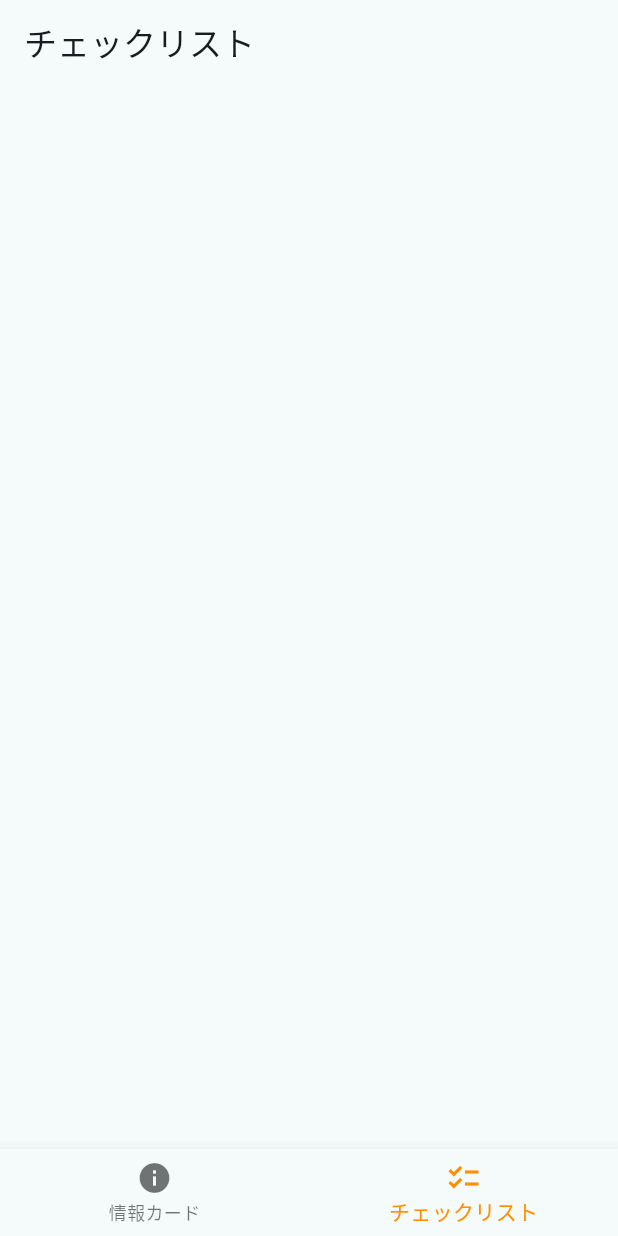
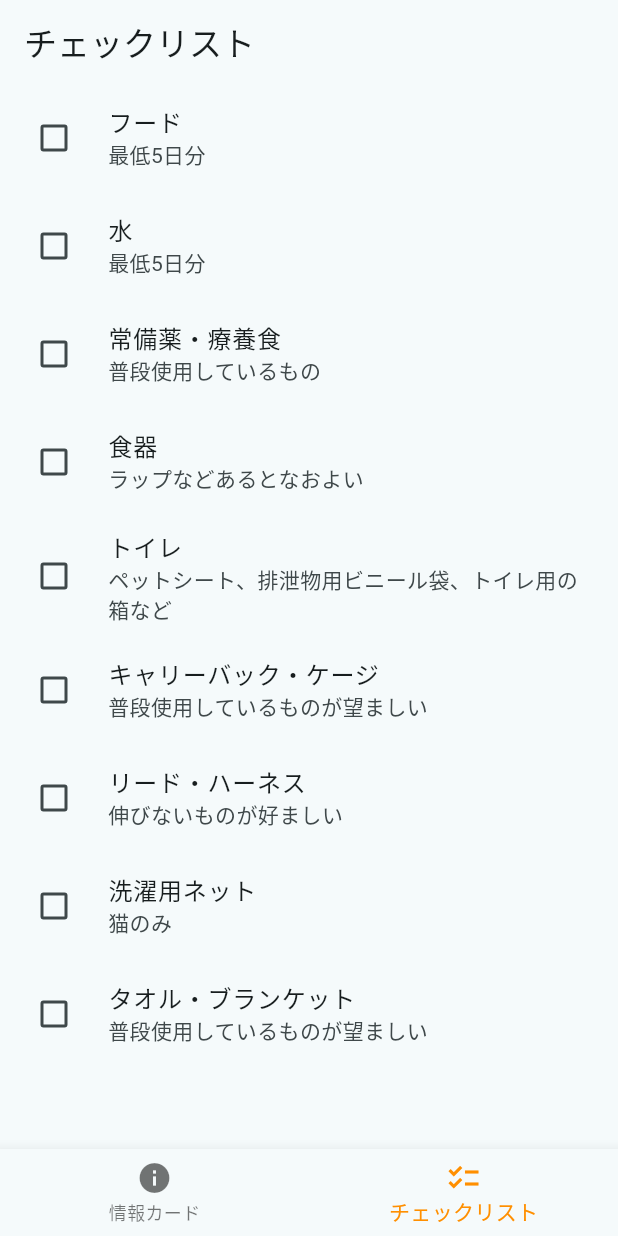
Before and after one commit to tied-inc/nose_touch_app, a Flutter app: the screen it shows after launch, item 2 of the bottom bar chosen, on a phone screen of 412 x 824 dp. Run offline on Flutter 3.47's test engine with Material 3 defaults, Android fonts, the phone set to English and light mode, and no system bars; our stand-ins replace flutter_riverpod, riverpod_annotation, sqflite; accounts and stored records are empty; generated files the repository leaves out were written again.

Commit message:
add feature of needs checklist value persistence

```diff
--- a/lib/models/needs_checklist_item.dart
+++ b/lib/models/needs_checklist_item.dart
@@ -1,6 +1,8 @@
 class NeedsChecklistItem {
   final int id;
   final String col;
+  final String label;
+  final String description;
   bool value;
   final int createdAt;
   final int updatedAt;
@@ -8,6 +10,8 @@ class NeedsChecklistItem {
   NeedsChecklistItem({
     required this.id,
     required this.col,
+    required this.label,
+    required this.description,
     required this.value,
     required this.createdAt,
     required this.updatedAt,
@@ -17,9 +21,108 @@ class NeedsChecklistItem {
     value = newValue;
   }
 
+  static get defaultItems {
+    return [
+      NeedsChecklistItem(
+        id: 1,
+        col: 'food',
+        label: 'フード',
+        description: '最低5日分',
+        value: false,
+        createdAt: DateTime.now().millisecondsSinceEpoch,
+        updatedAt: DateTime.now().millisecondsSinceEpoch,
+      ),
+      NeedsChecklistItem(
+        id: 2,
+        col: 'water',
+        label: '水',
+        description: '最低5日分',
+        value: false,
+        createdAt: DateTime.now().millisecondsSinceEpoch,
+        updatedAt: DateTime.now().millisecondsSinceEpoch,
+      ),
+      NeedsChecklistItem(
+        id: 3,
+        col: 'medication',
+        label: '常備薬・療養食',
+        description: '普段使用しているもの',
+        value: false,
+        createdAt: DateTime.now().millisecondsSinceEpoch,
+        updatedAt: DateTime.now().millisecondsSinceEpoch,
+      ),
+      NeedsChecklistItem(
+        id: 4,
+        col: 'tableware',
+        label: '食器',
+        description: 'ラップなどあるとなおよい',
+        value: false,
+        createdAt: DateTime.now().millisecondsSinceEpoch,
+        updatedAt: DateTime.now().millisecondsSinceEpoch,
+      ),
+      NeedsChecklistItem(
+        id: 5,
+        col: 'toilet',
+        label: 'トイレ',
+        description: 'ペットシート、排泄物用ビニール袋、トイレ用の箱など',
+        value: false,
+        createdAt: DateTime.now().millisecondsSinceEpoch,
+        updatedAt: DateTime.now().millisecondsSinceEpoch,
+      ),
+      NeedsChecklistItem(
+        id: 6,
+        col: 'carrier',
+        label: 'キャリーバック・ケージ',
+        description: '普段使用しているものが望ましい',
+        value: false,
+        createdAt: DateTime.now().millisecondsSinceEpoch,
+        updatedAt: DateTime.now().millisecondsSinceEpoch,
+      ),
+      NeedsChecklistItem(
+        id: 7,
+        col: 'leash',
+        label: 'リード・ハーネス',
+        description: '伸びないものが好ましい',
+        value: false,
+        createdAt: DateTime.now().millisecondsSinceEpoch,
+        updatedAt: DateTime.now().millisecondsSinceEpoch,
+      ),
+      NeedsChecklistItem(
+        id: 8,
+        col: 'laundryNet',
+        label: '洗濯用ネット',
+        description: '猫のみ',
+        value: false,
+        createdAt: DateTime.now().millisecondsSinceEpoch,
+        updatedAt: DateTime.now().millisecondsSinceEpoch,
+      ),
+      NeedsChecklistItem(
+        id: 9,
+        col: 'towel',
+        label: 'タオル・ブランケット',
+        description: '普段使用しているものが望ましい',
+        value: false,
+        createdAt: DateTime.now().millisecondsSinceEpoch,
+        updatedAt: DateTime.now().millisecondsSinceEpoch,
+      ),
+    ];
+  }
+
+  toMap() {
+    return {
+      'id': id,
+      'col': col,
+      'label': label,
+      'value': value,
+      'createdAt': createdAt,
+      'updatedAt': updatedAt,
+    };
+  }
+
   NeedsChecklistItem copyWith({
     int? id,
     String? col,
+    String? label,
+    String? description,
     bool? value,
     int? createdAt,
     int? updatedAt,
@@ -27,6 +130,8 @@ class NeedsChecklistItem {
     return NeedsChecklistItem(
       id: id ?? this.id,
       col: col ?? this.col,
+      label: label ?? this.label,
+      description: description ?? this.description,
       value: value ?? this.value,
       createdAt: createdAt ?? this.createdAt,
       updatedAt: updatedAt ?? this.updatedAt,
--- a/lib/presentations/needs_checklist/main.dart
+++ b/lib/presentations/needs_checklist/main.dart
@@ -19,8 +19,8 @@ class NeedsChecklist extends ConsumerWidget {
               for (var item in data)
                 CheckboxListTile(
                     controlAffinity: ListTileControlAffinity.leading,
-                    title: Text(item.col),
-                    subtitle: Text(item.col),
+                    title: Text(item.label),
+                    subtitle: Text(item.description),
                     value: item.value,
                     onChanged: (bool? value) {
                       handleOnChange(data, item, value, ref);
```
Also changed, not shown: lib/services/information_card_service.dart (+11 -0 lines), lib/services/needs_checklist_service.dart (+32 -4 lines).
